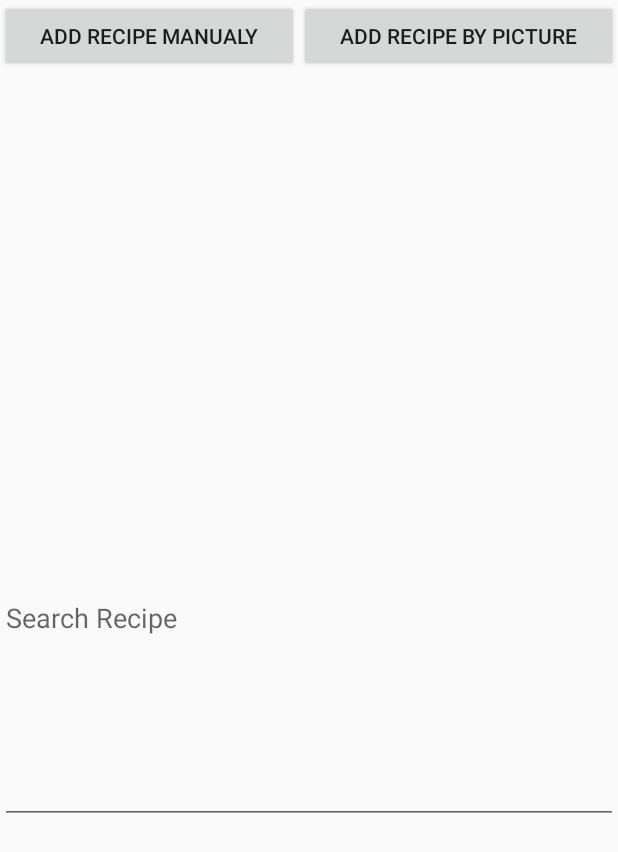
After one commit to Niva13/My-Recipes, an Android app: the HomePageFrag screen opened through its navigation route, on a phone screen of 412 x 824 dp. The commit adds this screen. Shown: the top 852 px of the screen. Run offline under Robolectric (Android 15) with nearby library versions, the phone set to English and light mode, and no system bars; our stand-ins replace Firebase (no records; nobody signed in at launch, a user with empty details on screens opened directly); 2 statements that could not run were skipped.

Commit message:
first commit to my recipes

```diff
--- a/app/build.gradle.kts
+++ b/app/build.gradle.kts
@@ -4,11 +4,11 @@ plugins {
 }
 
 android {
-    namespace = "com.example.fragments"
+    namespace = "com.example.recipes"
     compileSdk = 34
 
     defaultConfig {
-        applicationId = "com.example.fragments"
+        applicationId = "com.example.recipes"
         minSdk = 24
         targetSdk = 34
         versionCode = 1
--- a/app/src/main/AndroidManifest.xml
+++ b/app/src/main/AndroidManifest.xml
@@ -6,7 +6,7 @@
         android:allowBackup="true"
         android:dataExtractionRules="@xml/data_extraction_rules"
         android:fullBackupContent="@xml/backup_rules"
-        android:icon="@mipmap/dog2"
+        android:icon="@drawable/recipes_logo"
         android:label="@string/app_name"
         android:roundIcon="@mipmap/ic_launcher_round"
         android:supportsRtl="false"
--- a/app/src/main/java/com/example/fragments/User.java
+++ b/app/src/main/java/com/example/recipes/User.java
@@ -1,4 +1,4 @@
-package com.example.fragments;
+package com.example.recipes;
 
 public class User {
 
--- /dev/null
+++ b/app/src/main/java/com/example/recipes/fragments/HomePageFrag.java
@@ -0,0 +1,140 @@
+package com.example.recipes.fragments;
+
+import android.os.Bundle;
+
+import androidx.fragment.app.Fragment;
+import androidx.navigation.Navigation;
+import androidx.recyclerview.widget.DefaultItemAnimator;
+import androidx.recyclerview.widget.LinearLayoutManager;
+import androidx.recyclerview.widget.RecyclerView;
+
+import android.text.Editable;
+import android.text.TextWatcher;
+import android.view.LayoutInflater;
+import android.view.View;
+import android.view.ViewGroup;
+import android.widget.Button;
+import android.widget.EditText;
+
+import com.example.recipes.R;
+
+import java.util.ArrayList;
+
+/**
+ * A simple {@link Fragment} subclass.
+ * Use the {@link HomePageFrag#newInstance} factory method to
+ * create an instance of this fragment.
+ */
+public class HomePageFrag extends Fragment {
+
+    // TODO: Rename parameter arguments, choose names that match
+    // the fragment initialization parameters, e.g. ARG_ITEM_NUMBER
+    private static final String ARG_PARAM1 = "param1";
+    private static final String ARG_PARAM2 = "param2";
+
+    private LinearLayoutManager layoutManager;
+    private CustomeAdapter adapter;
+    private RecyclerView Recipes;
+    private ArrayList<DataModel> dataSet;
+
+
+    // TODO: Rename and change types of parameters
+    private String mParam1;
+    private String mParam2;
+
+    public HomePageFrag() {
+        // Required empty public constructor
+    }
+
+    /**
+     * Use this factory method to create a new instance of
+     * this fragment using the provided parameters.
+     *
+     * @param param1 Parameter 1.
+     * @param param2 Parameter 2.
+     * @return A new instance of fragment Fragment2.
+     */
+    // TODO: Rename and change types and number of parameters
+    public static HomePageFrag newInstance(String param1, String param2) {
+        HomePageFrag fragment = new HomePageFrag();
+        Bundle args = new Bundle();
+        args.putString(ARG_PARAM1, param1);
+        args.putString(ARG_PARAM2, param2);
+        fragment.setArguments(args);
+        return fragment;
+    }
+
+    @Override
+    public void onCreate(Bundle savedInstanceState) {
+        super.onCreate(savedInstanceState);
+        if (getArguments() != null) {
+            mParam1 = getArguments().getString(ARG_PARAM1);
+            mParam2 = getArguments().getString(ARG_PARAM2);
+        }
+
+
+    }
+
+    @Override
+    public View onCreateView(LayoutInflater inflater, ViewGroup container,
+                             Bundle savedInstanceState) {
+        // Inflate the layout for this fragment
+        View view = inflater.inflate(R.layout.home_page_frag, container, false);
+        dataSet = new ArrayList<>();
+
+
+        Button AddRecipe = view.findViewById(R.id.BuAddRecipe);
+        Button AddRecipePic = view.findViewById(R.id.BuAddRecipePic);
+
+        EditText SearchRecipe = view.findViewById(R.id.ETSearchRecipe);
+
+        Recipes = view.findViewById(R.id.RVRecipes);
+
+
+        layoutManager = new LinearLayoutManager(this.getContext());
+        Recipes.setLayoutManager(layoutManager);
+
+        Recipes.setItemAnimator(new DefaultItemAnimator());
+
+        adapter = new CustomeAdapter(this.getContext(),dataSet);
+
+
+        AddRecipe.setOnClickListener(new View.OnClickListener() {
+            @Override
+            public void onClick(View v) {
+                Navigation.findNavController(view).navigate(R.id.action_homePageFrag_to_newRecipesFrag);
+            }
+        });
+
+        AddRecipePic.setOnClickListener(new View.OnClickListener() {
+            @Override
+            public void onClick(View v) {
+                Navigation.findNavController(view).navigate(R.id.action_homePageFrag_to_newRecipePicFrag);
+            }
+        });
+
+
+
+
+
+        SearchRecipe.addTextChangedListener(new TextWatcher() {
+            @Override
+            public void beforeTextChanged(CharSequence s, int start, int count, int after) {
+
+            }
+
+            @Override
+            public void onTextChanged(CharSequence s, int start, int before, int count) {
+                adapter.filter(s.toString());
+            }
+
+            @Override
+            public void afterTextChanged(Editable s) {
+
+            }
+        });
+
+
+        return view;
+    }
+}
--- a/app/src/main/java/com/example/fragments/fragments/Fragment_4.java
+++ b/app/src/main/java/com/example/recipes/fragments/LoginFrag.java
@@ -1,21 +1,26 @@
-package com.example.fragments.fragments;
+package com.example.recipes.fragments;
 
 import android.os.Bundle;
 
 import androidx.fragment.app.Fragment;
+import androidx.navigation.Navigation;
 
 import android.view.LayoutInflater;
 import android.view.View;
 import android.view.ViewGroup;
+import android.widget.Button;
+import android.widget.EditText;
+import android.widget.Toast;
 
-import com.example.fragments.R;
+import com.example.recipes.R;
+import com.example.recipes.activities.MainActivity;
 
 /**
  * A simple {@link Fragment} subclass.
- * Use the {@link Fragment_4#newInstance} factory method to
+ * Use the {@link LoginFrag#newInstance} factory method to
  * create an instance of this fragment.
  */
-public class Fragment_4 extends Fragment {
+public class LoginFrag extends Fragment {
 
     // TODO: Rename parameter arguments, choose names that match
     // the fragment initialization parameters, e.g. ARG_ITEM_NUMBER
@@ -26,7 +31,7 @@ public class Fragment_4 extends Fragment {
     private String mParam1;
     private String mParam2;
 
-    public Fragment_4() {
+    public LoginFrag() {
         // Required empty public constructor
     }
 
@@ -36,11 +41,11 @@ public class Fragment_4 extends Fragment {
      *
      * @param param1 Parameter 1.
      * @param param2 Parameter 2.
-     * @return A new instance of fragment Fragment_4.
+     * @return A new instance of fragment Fragment1.
      */
     // TODO: Rename and change types and number of parameters
-    public static Fragment_4 newInstance(String param1, String param2) {
-        Fragment_4 fragment = new Fragment_4();
+    public static LoginFrag newInstance(String param1, String param2) {
+        LoginFrag fragment = new LoginFrag();
         Bundle args = new Bundle();
         args.putString(ARG_PARAM1, param1);
         args.putString(ARG_PARAM2, param2);
@@ -61,6 +66,27 @@ public class Fragment_4 extends Fragment {
     public View onCreateView(LayoutInflater inflater, ViewGroup container,
                              Bundle savedInstanceState) {
         // Inflate the layout for this fragment
-        return inflater.inflate(R.layout.fragmet_4, container, false);
+        View view = inflater.inflate(R.layout.login_frag, container, false);
+
+        Button button2 = view.findViewById(R.id.Login);
+        Button button3 = view.findViewById(R.id.Reg);
+
+        button2.setOnClickListener(new View.OnClickListener() {
+            @Override
+            public void onClick(View v) {
+
+                MainActivity mainActivity = (MainActivity) getActivity();
+                mainActivity.login(view);
+            }
+        });
+
+        button3.setOnClickListener(new View.OnClickListener() {
+            @Override
+            public void onClick(View v) {
+                Navigation.findNavController(view).navigate(R.id.action_loginFrag_to_registerFrag);
+            }
+        });
+
+        return view;
     }
 }
--- /dev/null
+++ b/app/src/main/res/layout/home_page_frag.xml
@@ -0,0 +1,45 @@
+<?xml version="1.0" encoding="utf-8"?>
+<LinearLayout xmlns:android="http://schemas.android.com/apk/res/android"
+    xmlns:tools="http://schemas.android.com/tools"
+    android:layout_width="match_parent"
+    android:layout_height="match_parent"
+    android:orientation="vertical"
+    tools:context=".fragments.HomePageFrag">
+
+    <LinearLayout
+        android:layout_width="match_parent"
+        android:layout_height="match_parent"
+        android:layout_weight="1"
+        android:orientation="horizontal">
+
+        <Button
+            android:id="@+id/BuAddRecipe"
+            android:layout_width="wrap_content"
+            android:layout_height="wrap_content"
+            android:layout_weight="1"
+            android:text="add recipe manualy" />
+
+        <Button
+            android:id="@+id/BuAddRecipePic"
+            android:layout_width="wrap_content"
+            android:layout_height="wrap_content"
+            android:layout_weight="1"
+            android:text="add recipe by picture" />
+    </LinearLayout>
+
+    <EditText
+        android:id="@+id/ETSearchRecipe"
+        android:layout_width="match_parent"
+        android:layout_height="match_parent"
+        android:layout_weight="1"
+        android:ems="10"
+        android:inputType="text"
+        android:hint="Search Recipe" />
+
+    <androidx.recyclerview.widget.RecyclerView
+        android:id="@+id/RVRecipes"
+        android:layout_width="match_parent"
+        android:layout_height="match_parent"
+        android:layout_weight="1" />
+
+</LinearLayout>
--- a/app/src/main/res/layout/fragment_1.xml
+++ b/app/src/main/res/layout/login_frag.xml
@@ -4,7 +4,7 @@
     android:layout_width="match_parent"
     android:layout_height="match_parent"
     android:orientation="vertical"
-    tools:context=".fragments.Fragment1">
+    tools:context=".fragments.LoginFrag">
 
     <!-- TODO: Update blank fragment layout -->
 
--- a/app/src/main/res/layout/fragment_3.xml
+++ b/app/src/main/res/layout/register_frag.xml
@@ -4,7 +4,7 @@
     android:layout_width="match_parent"
     android:layout_height="match_parent"
     android:orientation="vertical"
-    tools:context=".fragments.Fragment3"
+    tools:context=".fragments.RegisterFrag"
 
 
 
--- a/app/src/main/res/navigation/ma_sheba_lachem.xml
+++ b/app/src/main/res/navigation/ma_sheba_lachem.xml
@@ -3,40 +3,57 @@
     xmlns:app="http://schemas.android.com/apk/res-auto"
     xmlns:tools="http://schemas.android.com/tools"
     android:id="@+id/ma_sheba_lachem"
-    app:startDestination="@id/fragment1">
+    app:startDestination="@id/loginFrag">
 
     <fragment
-        android:id="@+id/fragment1"
-        android:name="com.example.fragments.fragments.Fragment1"
-        android:label="fragment_1"
-        tools:layout="@layout/fragment_1" >
+        android:id="@+id/newRecipesFrag"
+        android:name="com.example.recipes.fragments.NewRecipesFrag"
+        android:label="new_recipes_frag"
+        tools:layout="@layout/new_recipes_frag" >
         <action
-            android:id="@+id/action_fragment1_to_fragment2"
-            app:destination="@id/fragment2" />
-        <action
-            android:id="@+id/action_fragment1_to_fragment3"
-            app:destination="@id/fragment3" />
+            android:id="@+id/action_newRecipesFrag_to_homePageFrag"
+            app:destination="@id/homePageFrag" />
     </fragment>
     <fragment
-        android:id="@+id/fragment2"
-        android:name="com.example.fragments.fragments.Fragment2"
-        android:label="fragment_2"
-        tools:layout="@layout/fragment_2" />
-    <fragment
-        android:id="@+id/fragment3"
-        android:name="com.example.fragments.fragments.Fragment3"
-        android:label="fragment_3"
-        tools:layout="@layout/fragment_3" >
+        android:id="@+id/registerFrag"
+        android:name="com.example.recipes.fragments.RegisterFrag"
+        android:label="register_frag"
+        tools:layout="@layout/register_frag" >
         <action
-            android:id="@+id/action_fragment3_to_fragment1"
-            app:destination="@id/fragment1" />
-        <action
-            android:id="@+id/action_fragment3_to_fragment_4"
-            app:destination="@id/fragment_42" />
+            android:id="@+id/action_registerFrag_to_loginFrag"
+            app:destination="@id/loginFrag" />
     </fragment>
     <fragment
-        android:id="@+id/fragment_42"
-        android:name="com.example.fragments.fragments.Fragment_4"
-        android:label="fragment_4"
-        tools:layout="@layout/fragmet_4" />
+        android:id="@+id/homePageFrag"
+        android:name="com.example.recipes.fragments.HomePageFrag"
+        android:label="home_page_frag"
+        tools:layout="@layout/home_page_frag" >
+        <action
+            android:id="@+id/action_homePageFrag_to_newRecipesFrag"
+            app:destination="@id/newRecipesFrag" />
+        <action
+            android:id="@+id/action_homePageFrag_to_newRecipePicFrag"
+            app:destination="@id/newRecipePicFrag" />
+    </fragment>
+    <fragment
+        android:id="@+id/loginFrag"
+        android:name="com.example.recipes.fragments.LoginFrag"
+        android:label="login_frag"
+        tools:layout="@layout/login_frag" >
+        <action
+            android:id="@+id/action_loginFrag_to_registerFrag"
+            app:destination="@id/registerFrag" />
+        <action
+            android:id="@+id/action_loginFrag_to_homePageFrag"
+            app:destination="@id/homePageFrag" />
+    </fragment>
+    <fragment
+        android:id="@+id/newRecipePicFrag"
+        android:name="com.example.recipes.fragments.NewRecipePicFrag"
+        android:label="fragment_new_recipe_pic"
+        tools:layout="@layout/fragment_new_recipe_pic" >
+        <action
+            android:id="@+id/action_newRecipePicFrag_to_homePageFrag"
+            app:destination="@id/homePageFrag" />
+    </fragment>
 </navigation>
--- a/app/src/main/res/values/strings.xml
+++ b/app/src/main/res/values/strings.xml
@@ -1,5 +1,5 @@
 <resources>
-    <string name="app_name">fragments</string>
+    <string name="app_name">MyRecipes</string>
     <!-- TODO: Remove or change this placeholder text -->
     <string name="hello_blank_fragment">Hello blank fragment</string>
 </resources>
--- a/settings.gradle.kts
+++ b/settings.gradle.kts
@@ -19,5 +19,5 @@ dependencyResolutionManagement {
     }
 }
 
-rootProject.name = "fragments"
+rootProject.name = "MyRecipes"
 include(":app")
```
Also changed, not shown: app/src/main/java/com/example/fragments/fragments/Fragment2.java (deleted, +0 -66 lines), app/src/main/java/com/example/fragments/fragments/Fragment3.java (deleted, +0 -125 lines), app/src/main/java/com/example/recipes/activities/MainActivity.java (renamed from app/src/main/java/com/example/fragments/activities/MainActivity.java, +26 -15 lines), app/src/main/java/com/example/recipes/fragments/RegisterFrag.java (renamed from app/src/main/java/com/example/fragments/fragments/Fragment1.java, +54 -21 lines), app/src/main/res/layout/fragment_2.xml (deleted, +0 -14 lines), app/src/main/res/layout/fragmet_4.xml (deleted, +0 -18 lines), app/src/main/res/drawable/recipes_logo.png (added), 5 other files.
